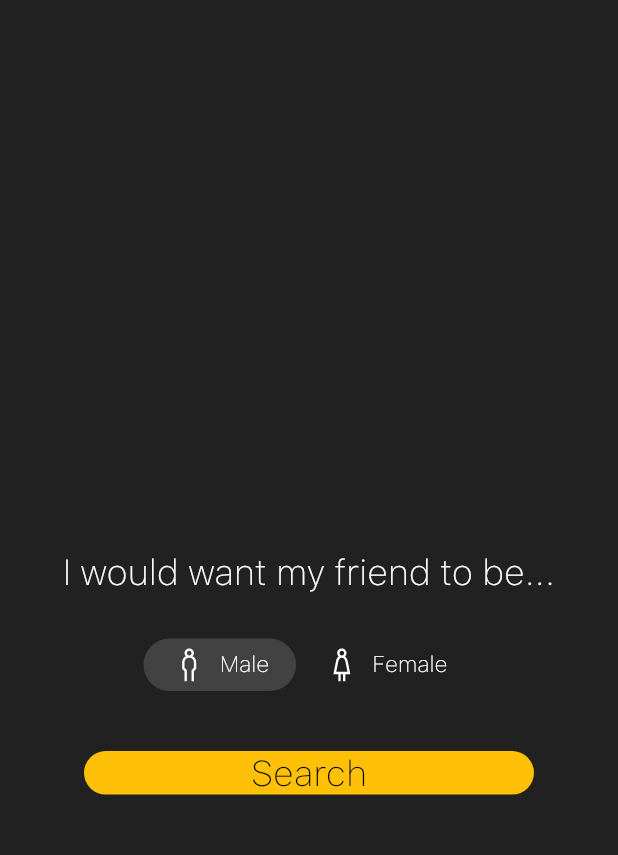
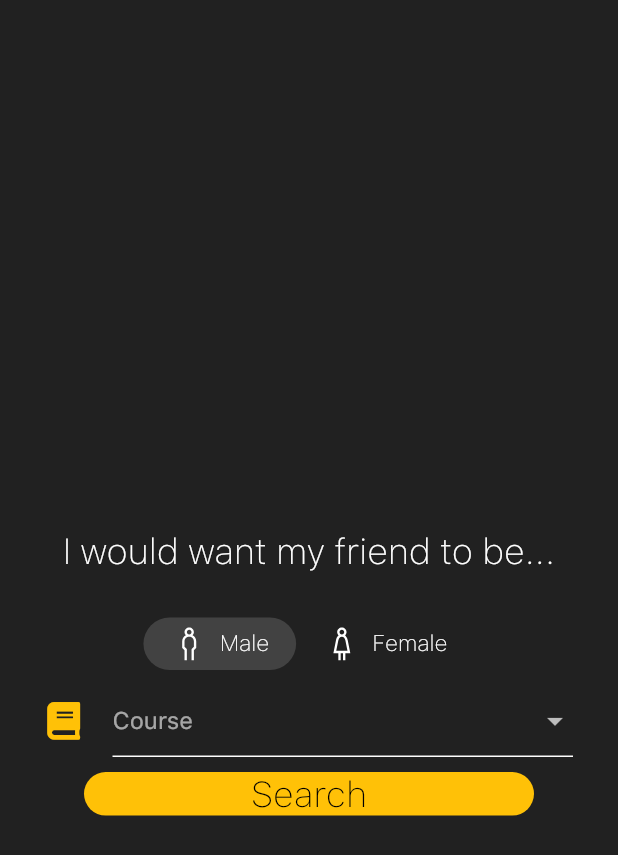
Before and after one commit to habi39/Wiggle2, a Flutter app: the Filterpage screen opened directly, on a phone screen of 412 x 824 dp. Shown: the top 855 px of the screen. Run offline on Flutter 3.47's test engine with Material 2 defaults, Android fonts, the phone set to English and light mode, and no system bars; our stand-ins replace auto_size_text, cloud_firestore, firebase_auth, firebase_messaging, firebase_storage, flutter_local_notifications and 12 more; missing offline and left inert: flame; accounts and stored records are empty; statements that could not run were skipped.

Commit message:
filter done

```diff
--- a/lib/screens/anonymous/editanonprofile.dart
+++ b/lib/screens/anonymous/editanonprofile.dart
@@ -13,6 +13,7 @@ import 'package:provider/provider.dart';
 import 'package:Wiggle2/shared/constants.dart';
 import 'package:line_awesome_flutter/line_awesome_flutter.dart';
 import '../../services/database.dart';
+
 
 class EditAnonProfile extends StatefulWidget {
   @override
--- a/lib/screens/authenticate/intro/filterpage.dart
+++ b/lib/screens/authenticate/intro/filterpage.dart
@@ -4,6 +4,10 @@ import 'package:Wiggle2/services/database.dart';
 import 'package:line_awesome_flutter/line_awesome_flutter.dart';
 import '../../../models/user.dart';
 import '../../../models/wiggle.dart';
+import 'package:Wiggle2/shared/constants.dart';
+import 'package:line_awesome_flutter/line_awesome_flutter.dart';
+import 'package:Wiggle2/models/widget.dart';
+import 'package:font_awesome_flutter/font_awesome_flutter.dart';
 
 class Filterpage extends StatefulWidget {
   UserData userData;
@@ -16,6 +20,32 @@ class Filterpage extends StatefulWidget {
 class _FilterpageState extends State<Filterpage> {
   var isMaleSelected = true;
   var isFemaleSelected = false;
+  var noresults = false;
+  List<Wiggle> filtered = [];
+  List<Wiggle> toremove = [];
+  List<String> _courses = <String>[
+    'Any Course',
+    'Computer Science',
+    'Business Analytics',
+    'Business',
+    'Arts and Social Sciences',
+    'Mechanical Engineering'
+  ];
+  String selectedcourse, selectedgender;
+  @override
+  void initState() {
+    widget.wiggles.forEach((element) {
+      if (element.gender == 'Male' && !filtered.contains(element)) {
+        filtered.add(element);
+      } else if (element.gender == 'Female') {
+        filtered.remove(element);
+      }
+    });
+    filtered.forEach((element) {
+      print(element.name);
+    });
+    super.initState();
+  }
 
   @override
   Widget build(BuildContext context) {
@@ -53,24 +83,91 @@ class _FilterpageState extends State<Filterpage> {
                         setState(() {
                           isMaleSelected = true;
                           isFemaleSelected = false;
+                          selectedgender = "Male";
                         });
+                        // widget.wiggles.forEach((element) {
+                        //   if (element.gender == 'Male' &&
+                        //       !filtered.contains(element)) {
+                        //     filtered.add(element);
+                        //   } else if (element.gender == 'Female') {
+                        //     filtered.remove(element);
+                        //   }
+
+                        //   ;
+                        // });
+
+                        // filtered.forEach((element) {
+                        //   print(element.name);
+                        // });
                       },
-                child: ChoiceChip(LineAwesomeIcons.male, 'Male', isMaleSelected)),
-
-
-
+                      child: ChoiceChip(
+                          LineAwesomeIcons.male, 'Male', isMaleSelected)),
                   InkWell(
                       onTap: () {
                         setState(() {
                           isMaleSelected = false;
                           isFemaleSelected = true;
+                          selectedgender = "Female";
                         });
+
+                        // widget.wiggles.forEach((element) {
+                        //   if (element.gender == 'Female' &&
+                        //       !filtered.contains(element)) {
+                        //     filtered.add(element);
+                        //   } else if (element.gender == 'Male') {
+                        //     filtered.remove(element);
+                        //   }
+                        //   ;
+                        // });
+
+                        // filtered.forEach((element) {
+                        //   print(element.name);
+                        // });
                       },
-                child: ChoiceChip(LineAwesomeIcons.female, 'Female', isFemaleSelected)),
+                      child: ChoiceChip(
+                          LineAwesomeIcons.female, 'Female', isFemaleSelected)),
                 ],
               ),
               SizedBox(
-                height: 30,
+                height: 10,
+              ),
+              Row(
+                children: <Widget>[
+                  Icon(
+                    FontAwesomeIcons.book,
+                    size: 25.0,
+                    color: Colors.amber,
+                  ),
+                  SizedBox(width: 20.0),
+                  Expanded(
+                      child: DropdownButtonFormField(
+                    items: _courses
+                        .map((value) => DropdownMenuItem(
+                              child: Text(
+                                value,
+                                style: TextStyle(color: Colors.amber),
+                              ),
+                              value: value,
+                            ))
+                        .toList(),
+                    onChanged: (selectcourse) {
+                      setState(() {
+                        selectedcourse = selectcourse;
+                      });
+                      //   if (selectedcourse != 'Any Course') {
+                      //   filtered.forEach((element) {
+                      //     if (element.course != selectedcourse) {
+                      //       toremove.add(element);
+                      //     }
+                      //   });
+                      //   filtered
+                      //       .removeWhere((element) => toremove.contains(element));
+                      // }
+                    },
+                    isExpanded: false,
+                    decoration: textFieldInputDecoration('Course'),
+                  )),
+                ],
               ),
               FlatButton(
                 highlightColor: Colors.transparent,
@@ -78,7 +175,6 @@ class _FilterpageState extends State<Filterpage> {
                 child: Padding(
                   padding: EdgeInsets.all(10),
                   child: Container(
-
                     alignment: Alignment.center,
                     decoration: BoxDecoration(
                       color: Colors.amber,
@@ -95,14 +191,58 @@ class _FilterpageState extends State<Filterpage> {
                   ),
                 ),
                 onPressed: () {
+                  if (selectedcourse != 'Any Course' &&
+                      selectedcourse != null) {
+                    widget.wiggles.forEach((element) {
+                      if (element.gender == selectedgender &&
+                          element.course == selectedcourse &&
+                          !filtered.contains(element)) {
+                        filtered.add(element);
+                      } else if (element.gender != selectedgender ||
+                          element.course != selectedcourse) {
+                        filtered.remove(element);
+                      }
+                      ;
+                    });
+                  } else {
+                    widget.wiggles.forEach((element) {
+                      if (element.gender == selectedgender &&
+                          !filtered.contains(element)) {
+                        filtered.add(element);
+                      } else if (element.gender != selectedgender) {
+                        filtered.remove(element);
+                      }
+                      ;
+                    });
+                  }
+
+                  if (filtered.isEmpty) {
+                    setState(() {
+                      noresults = true;
+                    });
+                    print('empty');
+                  } else {
+                    filtered.forEach((element) {
+                      print(element.name);
+                    });
                     Navigator.of(context).pushReplacement(
                       MaterialPageRoute(
                         builder: (context) => IntroPage1(
-                                      userData: widget.userData, wiggles: widget.wiggles),
+                            userData: widget.userData, wiggles: filtered),
                       ),
                     );
+                  }
                 },
+              ),
+              noresults
+                  ? Container(
+                      child: Text(
+                        'No one is found, try other options',
+                        style: TextStyle(
+                            color: Colors.red, fontWeight: FontWeight.w200),
+                      ),
                     )
+                  : Container()
             ],
           ),
         )
```
Also changed, not shown: lib/screens/authenticate/intro/introPage2.dart (+7 -4 lines). Lines whose indentation alone changed are shown as unchanged.
